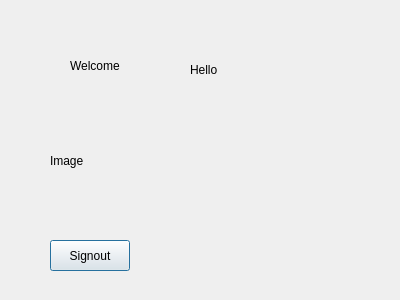
omar-rabeh-18/CinemaProject, file welcomewindow.ui: the form before one commit.
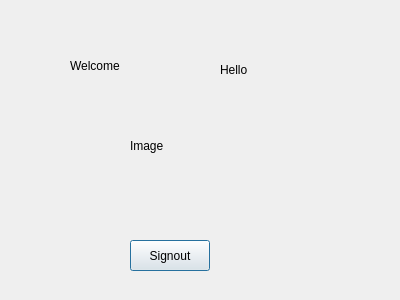
The form after the commit.

The edit to the form file:
```diff
--- a/welcomewindow.ui
+++ b/welcomewindow.ui
@@ -29,10 +29,10 @@
   <widget class="QLabel" name="label_2_Image">
    <property name="geometry">
     <rect>
-     <x>50</x>
-     <y>100</y>
-     <width>231</width>
-     <height>121</height>
+     <x>130</x>
+     <y>90</y>
+     <width>291</width>
+     <height>111</height>
     </rect>
    </property>
    <property name="text">
@@ -42,7 +42,7 @@
   <widget class="QLabel" name="label_3_hello">
    <property name="geometry">
     <rect>
-     <x>190</x>
+     <x>220</x>
      <y>60</y>
      <width>51</width>
      <height>20</height>
@@ -55,7 +55,7 @@
   <widget class="QPushButton" name="pushButton_windows_sgnout">
    <property name="geometry">
     <rect>
-     <x>50</x>
+     <x>130</x>
      <y>240</y>
      <width>80</width>
      <height>31</height>
```
